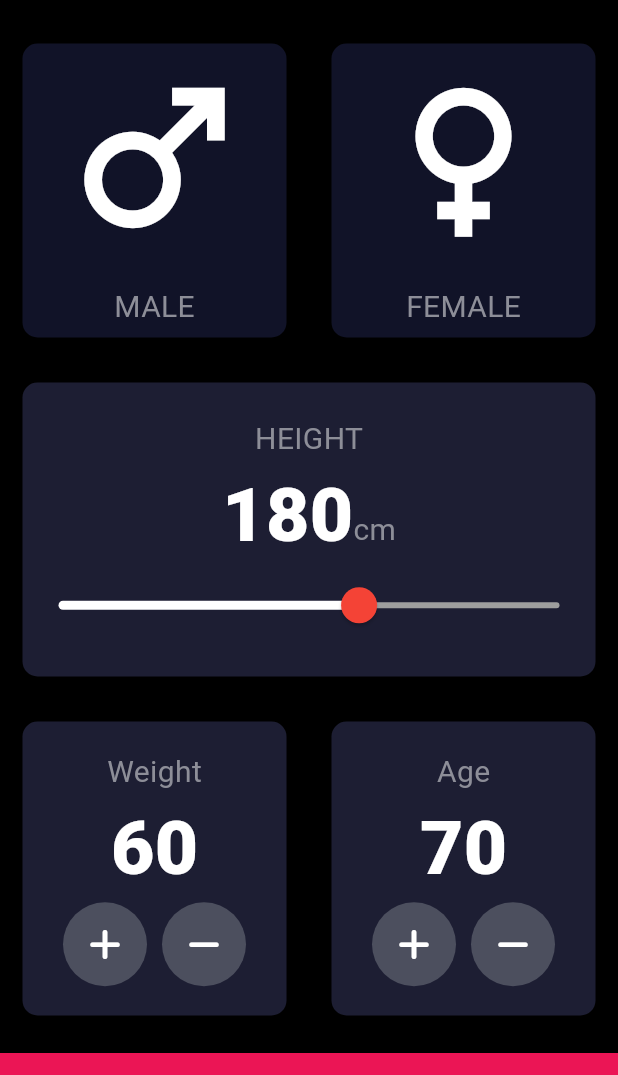
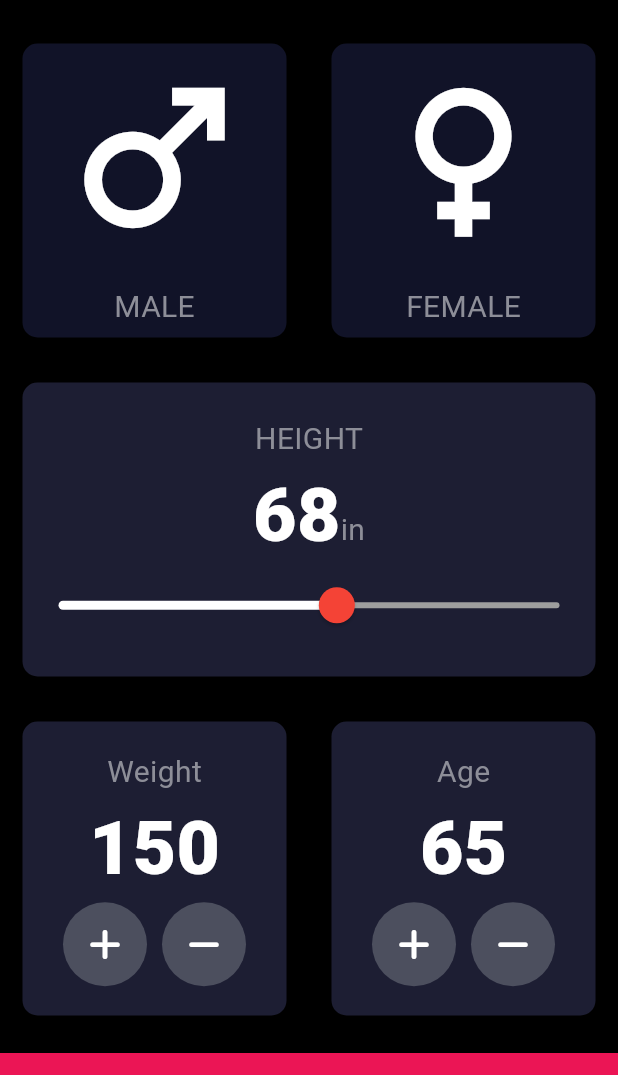
Before and after one commit to bsanderson1981/section12, a Flutter app: the screen it shows after launch, on a phone screen of 412 x 824 dp, the part 63-1138 px from its top. Run offline on Flutter 3.47's test engine with Material 3 defaults, Android fonts, the phone set to English and light mode, and no system bars; our stand-ins replace font_awesome_flutter.

Commit message:
Made my section 12 finished  132 height +/- working

```diff
--- a/lib/main.dart
+++ b/lib/main.dart
@@ -1,12 +1,9 @@
 import 'package:flutter/material.dart';
 import 'package:font_awesome_flutter/font_awesome_flutter.dart';
 
-// import 'package:font_awesome_flutter/font_awesome_flutter.dart';
 import 'icon_content.dart';
 import 'reusable_card.dart';
 import 'constants.dart';
-
-// finished section 12 finished  #131
 
 enum Gender { male, female }
 
@@ -21,9 +18,23 @@ class BMICalculator extends StatefulWidget {
 
 class _BMICalculatorState extends State<BMICalculator> {
   Gender? selectedGender;
-  int height = 180;
-  int weight = 60;
-  int age = 70;
+  int defaultheight = 68;  // inches
+  int defaultweight = 150; // starting display weight
+  int age = 65; // starting display age
+
+  void updateWeight(String direction) {
+    final weightHelper = WeightButton(weight: defaultweight, plusminus: direction);
+    setState(() {
+      defaultweight = weightHelper.adjustWeight();
+    });
+  }
+
+  /*void updateAge(String direction) {
+    final ageHelper = WeightButton(weight: age, plusminus: direction);
+    setState(() {
+      age = ageHelper.adjustWeight();
+    });
+  }*/
 
   @override
   Widget build(BuildContext context) {
@@ -49,8 +60,7 @@ class _BMICalculatorState extends State<BMICalculator> {
                           selectedGender = Gender.male;
                         });
                       },
-                      colour:
-                      selectedGender == Gender.male
+                      colour: selectedGender == Gender.male
                           ? const Color(kactiveCardColor)
                           : const Color(kinactiveCardColor),
                       cardChild: IconContent(
@@ -66,8 +76,7 @@ class _BMICalculatorState extends State<BMICalculator> {
                           selectedGender = Gender.female;
                         });
                       },
-                      colour:
-                      selectedGender == Gender.female
+                      colour: selectedGender == Gender.female
                           ? const Color(kactiveCardColor)
                           : const Color(kinactiveCardColor),
                       cardChild: IconContent(
@@ -92,36 +101,29 @@ class _BMICalculatorState extends State<BMICalculator> {
                       crossAxisAlignment: CrossAxisAlignment.baseline,
                       textBaseline: TextBaseline.alphabetic,
                       children: <Widget>[
-                        Text(height.toString(), style: kfontsize),
-                        Text('cm', style: klabelTextStyle),
+                        Text(defaultheight.toString(), style: kfontsize),
+                        Text('in', style: klabelTextStyle),
                       ],
                     ),
                     SliderTheme(
                       data: SliderTheme.of(context).copyWith(
-                        thumbShape: RoundSliderThumbShape(
-                          enabledThumbRadius: 12.0,
-                        ),
-                        overlayShape: RoundSliderOverlayShape(
-                          overlayRadius: 24.0,
-                        ),
+                        thumbShape: const RoundSliderThumbShape(enabledThumbRadius: 12.0),
+                        overlayShape: const RoundSliderOverlayShape(overlayRadius: 24.0),
                         thumbColor: Colors.red,
                         activeTrackColor: Colors.white,
                         inactiveTrackColor: Colors.grey,
-                        overlayColor: Colors.red, // fully opaque red
+                        overlayColor: Colors.red,
                       ),
-
+                      //HEIGHT SLIDER
                       child: Slider(
-                        value: height.toDouble(),
-                        min: 120.0,
-                        max: 220.0,
-                        //activeColor: Colors.white, had to turn off made ball red
-                        //inactiveColor: Colors.grey,  ditto ditto
-                        label: '$height',
+                        value: defaultheight.toDouble(),
+                        min: 48.0,
+                        max: 84.0,
+                        label: '$defaultheight',
                         onChanged: (double newValue) {
                           setState(() {
-                            height = newValue.round();
+                            defaultheight = newValue.round();
                           });
-                          print(newValue);
                         },
                       ),
                     ),
@@ -129,67 +131,61 @@ class _BMICalculatorState extends State<BMICalculator> {
                 ),
               ),
             ),
-
             Expanded(
               child: Row(
                 children: <Widget>[
                   Expanded(
-                      child: ReuseCard(colour: Color(kactiveCardColor
-                      ),
-                          cardChild:
-                          Column(
+                    child: ReuseCard(
+                      colour: const Color(kactiveCardColor),
+                      cardChild: Column(
                         mainAxisAlignment: MainAxisAlignment.center,
                         children: <Widget>[
-                                Text('Weight', style: klabelTextStyle,),
-                                Text(weight.toString(),
-                                    style: kfontsize),
+                          Text('Weight', style: klabelTextStyle),
+                          Text(defaultweight.toString(), style: kfontsize),
                           Row(
                             mainAxisAlignment: MainAxisAlignment.center,
                             children: [
-                                    RoundIconButton(icon: FontAwesomeIcons.plus),
-                                    /*FloatingActionButton(
-                              onPressed: () {
-                                // your action here
-                              },
-                              backgroundColor: Color(0xFF4C4F5E),
-                              child: Icon(Icons.add, color: Colors.white,),
-                            ),*/
-                                    SizedBox(width: 10,),
-                                    RoundIconButton(icon: FontAwesomeIcons.minus),
-                                    /*FloatingActionButton(
-                              onPressed: () {
-                                // your action here
-                              },
-                              backgroundColor: Color(0xFF4C4F5E),
-                              child: Icon(Icons.add, color: Colors.white,),
-                            ),*/
+                              RoundIconButton(
+                                icon: FontAwesomeIcons.plus,
+                                onPressed: () => updateWeight('plus'),
+                              ),
+                              const SizedBox(width: 10),
+                              RoundIconButton(
+                                icon: FontAwesomeIcons.minus,
+                                onPressed: () => updateWeight('minus'),
+                              ),
                             ],
-                                )
-
-                              ]
-                          )
-                      )),
+                          ),
+                        ],
+                      ),
+                    ),
+                  ),
                   Expanded(
-                      child: ReuseCard(colour: Color(kactiveCardColor),
-                          cardChild:
-                          Column(
+                    child: ReuseCard(
+                      colour: const Color(kactiveCardColor),
+                      cardChild: Column(
                         mainAxisAlignment: MainAxisAlignment.center,
                         children: <Widget>[
                           Text('Age', style: klabelTextStyle),
-                                Text(age.toString(),
-                                    style: kfontsize),
+                          Text(age.toString(), style: kfontsize),
                           Row(
                             mainAxisAlignment: MainAxisAlignment.center,
                             children: [
-                                    RoundIconButton(icon: FontAwesomeIcons.plus),
-                                    SizedBox(width: 10,),
-                                    RoundIconButton(icon: FontAwesomeIcons.minus),
+                              RoundIconButton(
+                                icon: FontAwesomeIcons.plus,
+                               onPressed: () {},
+                              ),
+                              const SizedBox(width: 10),
+                              RoundIconButton(
+                                icon: FontAwesomeIcons.minus,
+                                onPressed: () {},
+                              ),
                             ],
-                                )
-
-                              ]
-                          )
-                      )),
+                          ),
+                        ],
+                      ),
+                    ),
+                  ),
                 ],
               ),
             ),
@@ -207,22 +203,38 @@ class _BMICalculatorState extends State<BMICalculator> {
 }
 
 class RoundIconButton extends StatelessWidget {
-//  const RoundIconButton({super.key});
-  RoundIconButton({this.icon});
+  final IconData icon;
+  final VoidCallback onPressed;
 
-  final IconData? icon;
+  const RoundIconButton({super.key, required this.icon, required this.onPressed});
 
   @override
   Widget build(BuildContext context) {
     return RawMaterialButton(
       elevation: 0.0,
       child: Icon(icon, color: Colors.white),
-      onPressed: () {},
-      constraints: BoxConstraints.tightFor(
-          height: 56.0,
-          width: 56.0),
-      shape: CircleBorder(),
-      fillColor: Color(0xFF4C4F5E),
+      onPressed: onPressed,
+      constraints: const BoxConstraints.tightFor(height: 56.0, width: 56.0),
+      shape: const CircleBorder(),
+      fillColor: const Color(0xFF4C4F5E),
     );
   }
 }
+
+class WeightButton {
+  final int weight;
+  final String plusminus;
+
+  WeightButton({required this.weight, required this.plusminus});
+
+  int adjustWeight() {
+    const int min = 85;
+    const int max = 350;
+    if (plusminus == 'plus' && weight < max) {
+      return weight + 1;
+    } else if (plusminus == 'minus' && weight > min) {
+      return weight - 1;
+    }
+    return weight;
+  }
+}
```
Lines whose indentation alone changed are shown as unchanged.
